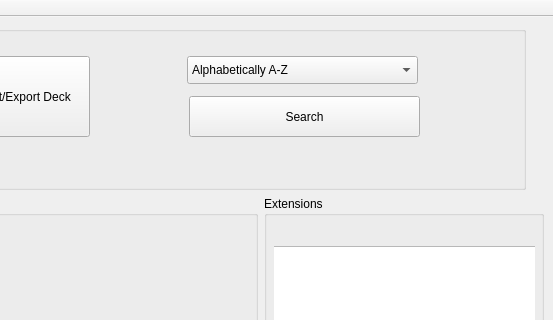
Old version of the form QT/Source/mainwindow.ui in the repository marcinwozniak0/BakcylProgramowania_2020; both pictures show x 670 to 1223 and y 0 to 320 of the 1223 by 827 pixel window.
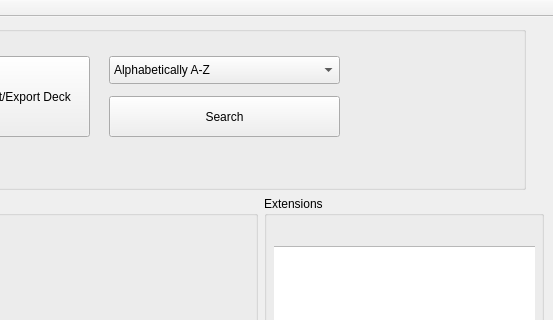
New version of the form.

Commit message: Add icon to mainWindow

What changed in the file:
```diff
--- a/QT/Source/mainwindow.ui
+++ b/QT/Source/mainwindow.ui
@@ -231,7 +231,7 @@
       <widget class="QPushButton" name="Search_B">
        <property name="geometry">
         <rect>
-         <x>850</x>
+         <x>770</x>
          <y>70</y>
          <width>231</width>
          <height>41</height>
@@ -244,7 +244,7 @@
       <widget class="QComboBox" name="Sort_DB">
        <property name="geometry">
         <rect>
-         <x>848</x>
+         <x>770</x>
          <y>30</y>
          <width>231</width>
          <height>28</height>
@@ -274,6 +274,19 @@
         <string>Import/Export Deck</string>
        </property>
       </widget>
+      <widget class="QLabel" name="Icon">
+       <property name="geometry">
+        <rect>
+         <x>1042</x>
+         <y>19</y>
+         <width>121</width>
+         <height>101</height>
+        </rect>
+       </property>
+       <property name="text">
+        <string/>
+       </property>
+      </widget>
      </widget>
     </item>
     <item row="1" column="1">
```
Left out of the diff: 156 changed lines with no effect on the pictures. The commit also changes 2 other files.
